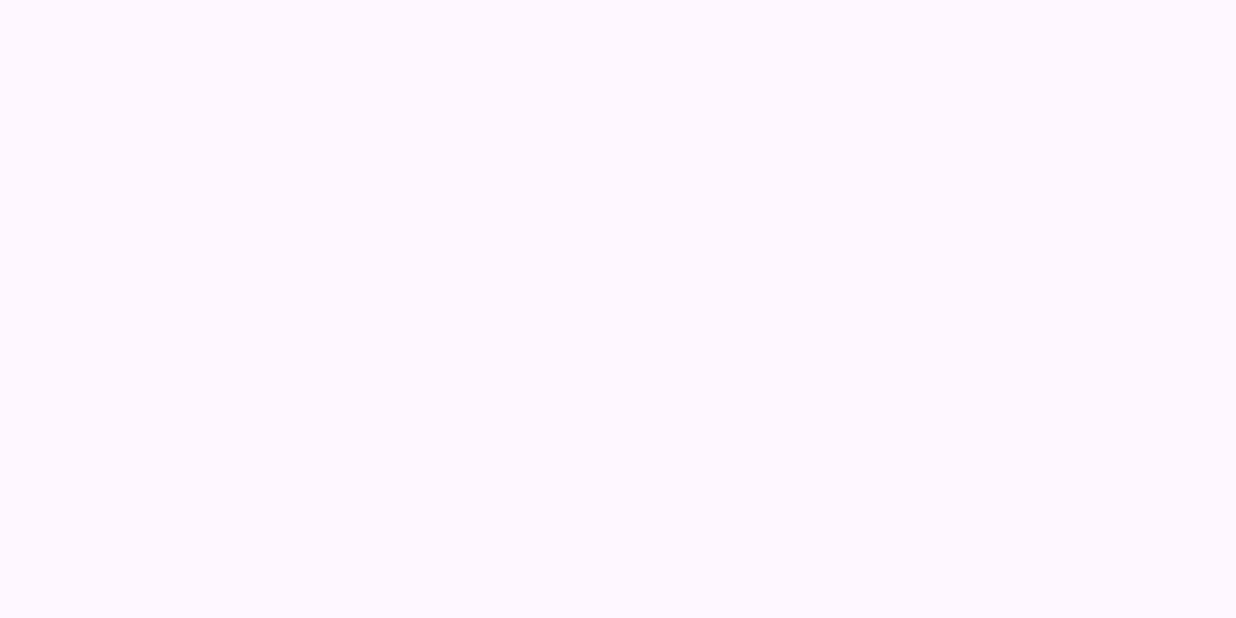
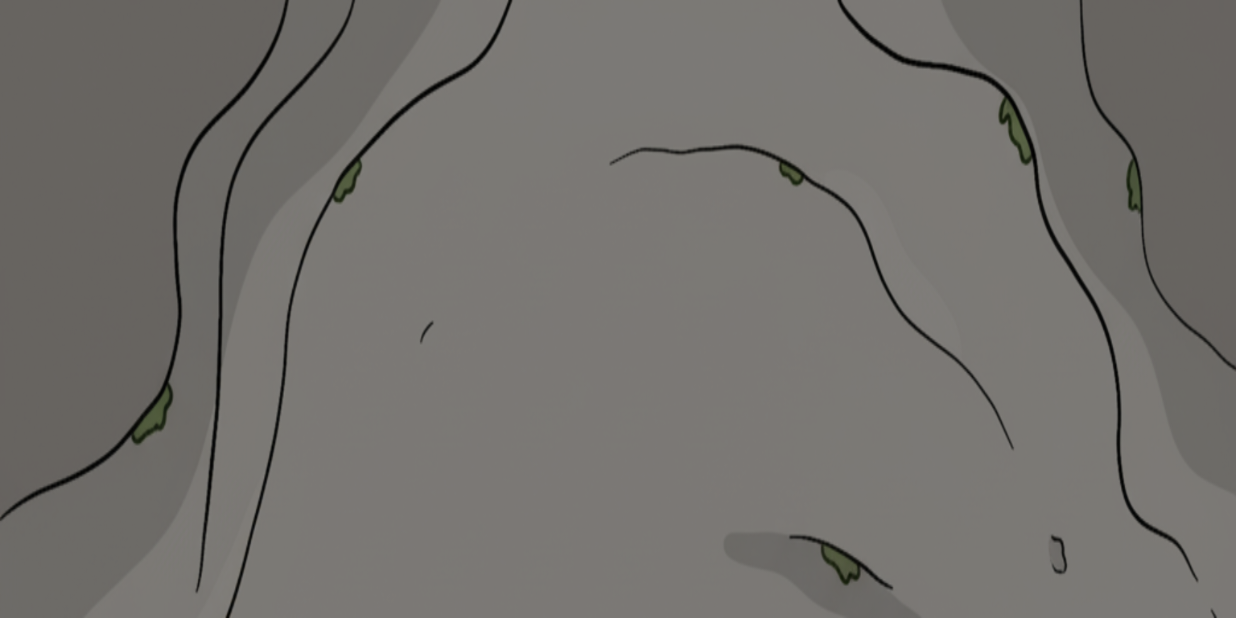
Before and after one commit to Grid-Battler-Struggle-Bus/AdventureGridBattler, an Android app: the Tutorial screen opened directly, with no data from a screen before it, on a phone screen of 824 x 412 dp (held sideways). Before the commit the screen is empty. Run offline under Robolectric (Android 15) with nearby library versions, the light colour scheme and no system bars.

```diff
--- a/app/src/main/java/com/zybooks/gridbattlergame/MainMenu.java
+++ b/app/src/main/java/com/zybooks/gridbattlergame/MainMenu.java
@@ -19,6 +19,11 @@ public class MainMenu extends AppCompatActivity {
             startActivity(intent);
             finish();
         });
+
+        tutorialButton.setOnClickListener(v -> {
+            Intent intent = new Intent(MainMenu.this, Tutorial.class);
+            startActivity(intent);
+        });
     }
 
 }
--- a/app/src/main/res/layout/tutorial.xml
+++ b/app/src/main/res/layout/tutorial.xml
@@ -1,6 +1,11 @@
 <?xml version="1.0" encoding="utf-8"?>
 <androidx.constraintlayout.widget.ConstraintLayout xmlns:android="http://schemas.android.com/apk/res/android"
+    xmlns:app="http://schemas.android.com/apk/res-auto"
+    xmlns:tools="http://schemas.android.com/tools"
+    android:id="@+id/main"
     android:layout_width="match_parent"
-    android:layout_height="match_parent">
+    android:layout_height="match_parent"
+    android:background="@drawable/character_stat_background_banner"
+    tools:context=".MainActivity">
 
 </androidx.constraintlayout.widget.ConstraintLayout>
```
Also changed, not shown: app/src/main/AndroidManifest.xml (+6 -6 lines).
